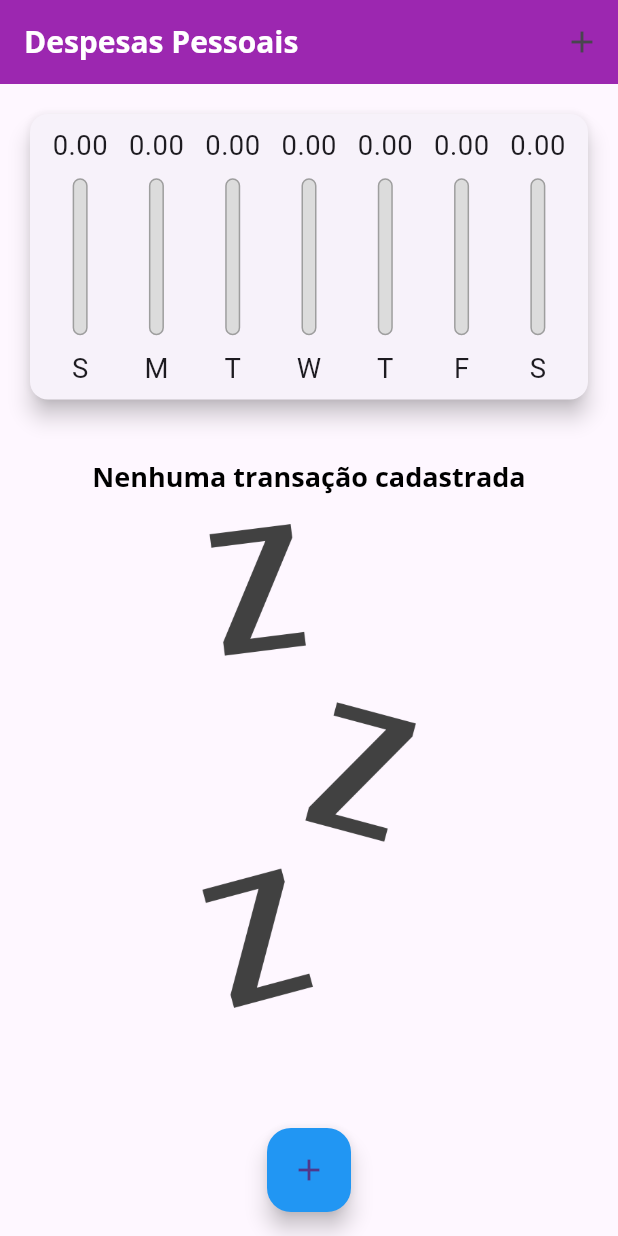
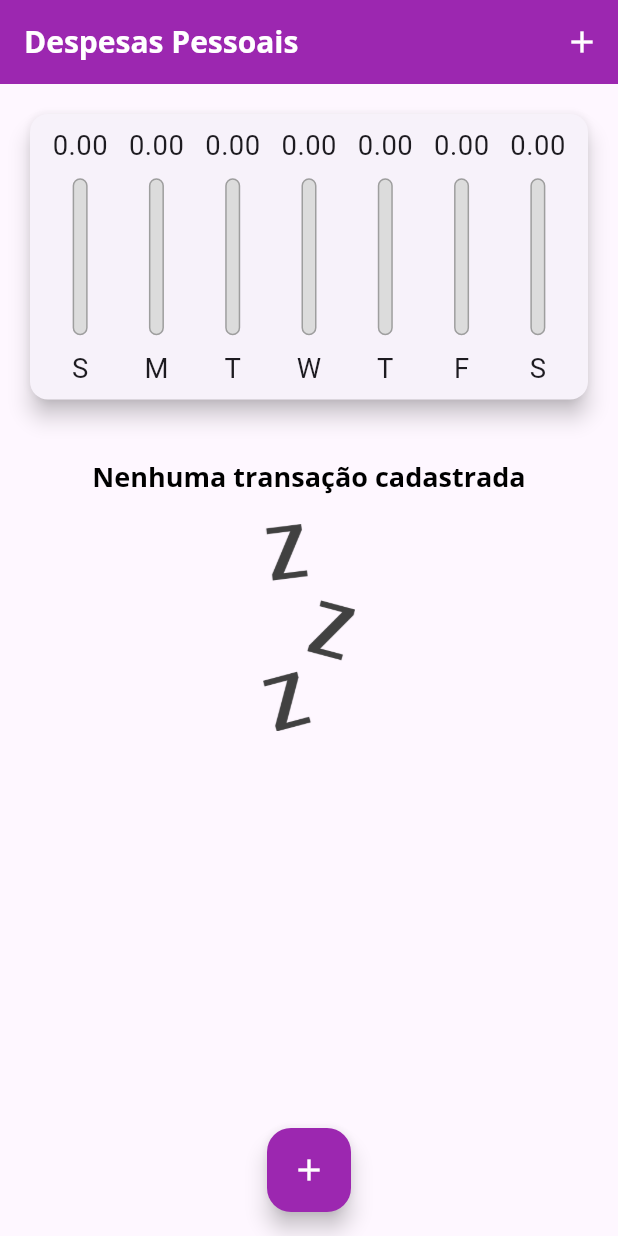
Before and after one commit to nailtonsdelima/expenses-2022, a Flutter app: the screen it shows after launch, on a phone screen of 412 x 824 dp. Run offline on Flutter 3.47's test engine with Material 3 defaults, Android fonts, the phone set to English and light mode, and no system bars.

Commit message:
Atualizações do app

```diff
--- a/lib/main.dart
+++ b/lib/main.dart
@@ -1,5 +1,8 @@
 import 'dart:math';
+import 'dart:io';
 // import 'package:flutter/services.dart';
+
+import 'package:flutter/cupertino.dart';
 
 import 'components/chart.dart';
 import 'package:expenses/components/transaction_form.dart';
@@ -24,7 +27,7 @@ class ExpensesApp extends StatelessWidget {
       home: const MyHomePage(),
       theme: tema.copyWith(
         colorScheme: tema.colorScheme.copyWith(
-          primary: Colors.blue,
+          primary: Colors.purple,
           secondary: Colors.green,
           tertiary: Colors.white,
         ),
@@ -106,32 +109,60 @@ class _MyHomePageState extends State<MyHomePage> {
         });
   }
 
+  Widget _getIconButton(IconData icon, Function fn) {
+    return Platform.isIOS
+        ? GestureDetector(onTap: () => fn, child: Icon(icon))
+        : IconButton(
+            icon: Icon(icon), onPressed: () => fn, color: Colors.white);
+  }
+
   @override
   Widget build(BuildContext context) {
     // Verificando se a orientação de tela atual é paisagem
-    bool isLandscape =
-        MediaQuery.of(context).orientation == Orientation.landscape;
+    final mediaQuery = MediaQuery.of(context);
+    bool isLandscape = mediaQuery.orientation == Orientation.landscape;
 
-    final appBar = AppBar(
+    final iconList = Platform.isIOS ? CupertinoIcons.refresh : Icons.list;
+    final chartList =
+        Platform.isIOS ? CupertinoIcons.refresh : Icons.show_chart;
+
+    final actions = <Widget>[
+      if (isLandscape)
+        _getIconButton(
+          _showChart ? iconList : chartList,
+          () => {
+            setState(() {
+              _showChart = !_showChart;
+            })
+          },
+        ),
+      _getIconButton(
+        Platform.isIOS ? CupertinoIcons.add : Icons.add,
+        () => _openTransactionFormModal(context),
+      )
+    ];
+
+    final PreferredSizeWidget appBar;
+    if (Platform.isIOS) {
+      appBar = CupertinoNavigationBar(
+          middle: const Text('Despesas Pessoas'),
+          trailing: Row(
+            mainAxisSize: MainAxisSize.min,
+            children: actions,
+          ));
+    } else {
+      appBar = AppBar(
         title: const Text('Despesas Pessoais'),
-      // style: TextStyle(
-      //   fontSize: 10 * MediaQuery.of(context).textScaleFactor,
-      // )),
-      actions: <Widget>[
-        IconButton(
-          icon: const Icon(Icons.add),
-          onPressed: () => _openTransactionFormModal(context),
-        )
-      ],
+        actions: actions,
       );
+    }
 
-    final availableHeight = MediaQuery.of(context).size.height -
+    final availableHeight = mediaQuery.size.height -
         appBar.preferredSize.height -
-        MediaQuery.of(context).padding.top;
+        mediaQuery.padding.top;
 
-    return Scaffold(
-      appBar: appBar,
-      body: SingleChildScrollView(
+    final bodyPage = SafeArea(
+        child: SingleChildScrollView(
       child: Column(
         crossAxisAlignment: CrossAxisAlignment.stretch,
         children: <Widget>[
@@ -140,7 +171,8 @@ class _MyHomePageState extends State<MyHomePage> {
               mainAxisAlignment: MainAxisAlignment.center,
               children: <Widget>[
                 const Text('Exibir Gráfico'),
-                  Switch(
+                Switch.adaptive(
+                    activeColor: Theme.of(context).colorScheme.primary,
                     value: _showChart,
                     onChanged: (value) {
                       setState(() {
@@ -156,18 +188,31 @@ class _MyHomePageState extends State<MyHomePage> {
             ),
           if (!_showChart || !isLandscape)
             SizedBox(
-                height: availableHeight * 0.70,
+              // height: availableHeight * 0.70,
+              height: availableHeight * (isLandscape ? 1 : 0.30),
               child: TransactionList(_transactions, _removeTransaction),
             ),
         ],
       ),
-      ),
-      floatingActionButton: FloatingActionButton(
+    ));
+
+    return Platform.isIOS
+        ? CupertinoPageScaffold(
+            navigationBar: appBar as ObstructingPreferredSizeWidget,
+            child: bodyPage,
+          )
+        : Scaffold(
+            appBar: appBar,
+            body: bodyPage,
+            floatingActionButton: Platform.isIOS
+                ? Container()
+                : FloatingActionButton(
                     backgroundColor: Theme.of(context).colorScheme.primary,
-        child: const Icon(Icons.add),
+                    child: const Icon(Icons.add, color: Colors.white),
                     onPressed: () => _openTransactionFormModal(context),
                   ),
-      floatingActionButtonLocation: FloatingActionButtonLocation.centerFloat,
+            floatingActionButtonLocation:
+                FloatingActionButtonLocation.centerFloat,
           );
   }
 }
```
Also changed, not shown: lib/components/adaptative_button.dart (added, +35 -0 lines), lib/components/adaptative_text_field.dart (added, +53 -0 lines), lib/components/transaction_form.dart (+43 -23 lines), lib/components/transaction_list.dart (+17 -5 lines). Lines whose indentation alone changed are shown as unchanged.
